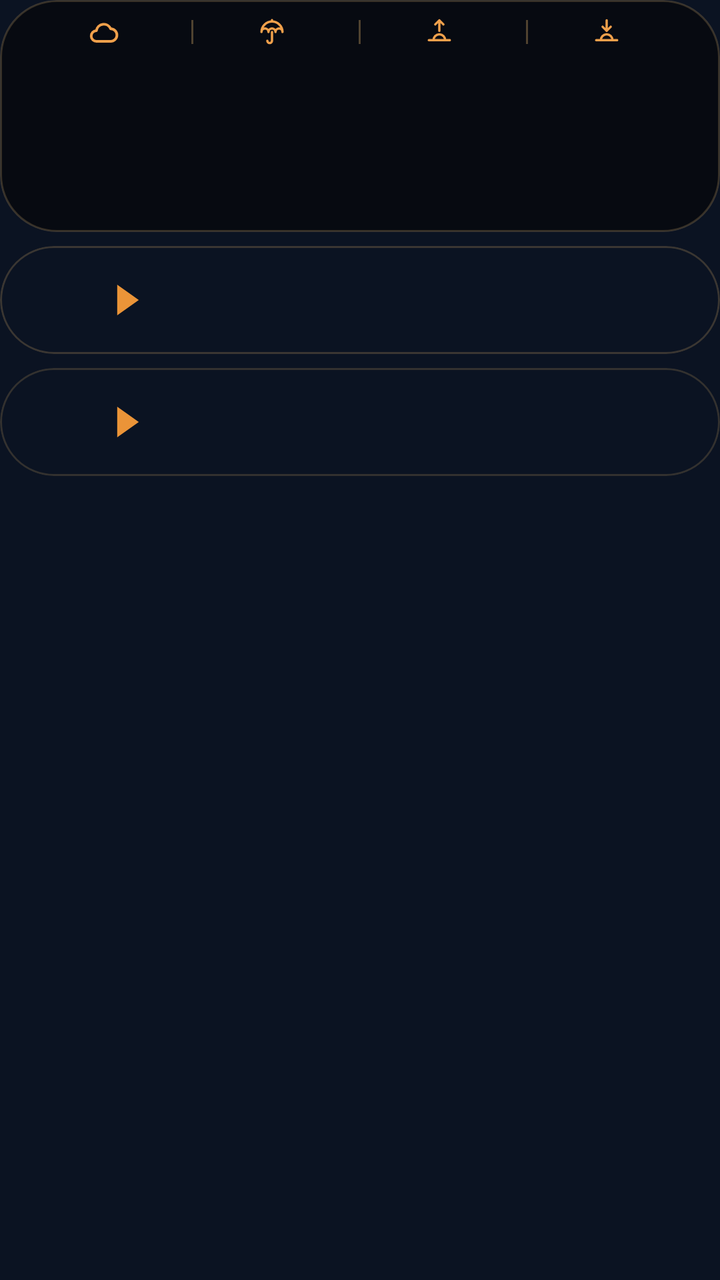
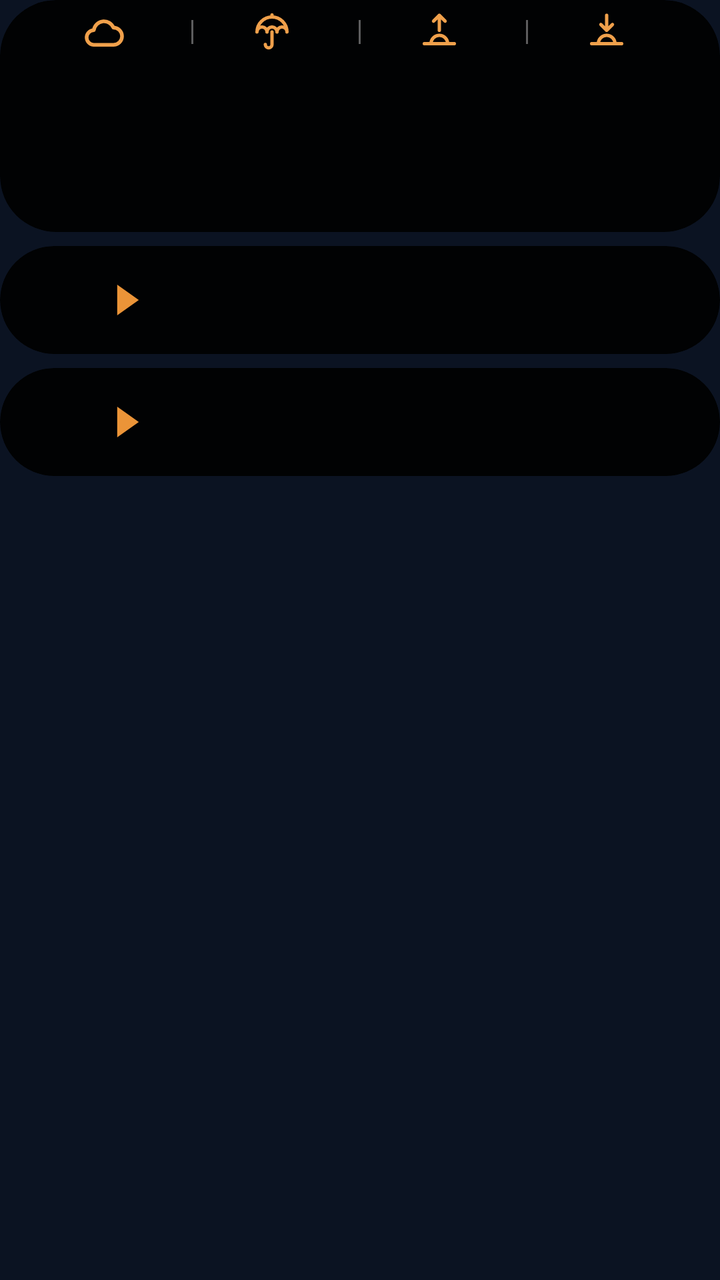

Before-and-after screenshots of an Android layout around one commit, followed by the original layout XML and the change that was made.
<!-- AndroidManifest.xml: application theme AppTheme -->
<!-- res/layout/widget_k2.xml -->
<?xml version="1.0" encoding="utf-8"?>
<FrameLayout
    xmlns:android="http://schemas.android.com/apk/res/android"
    android:id="@+id/root"
    android:layout_width="match_parent"
    android:layout_height="match_parent"
    android:padding="0dp">

    <LinearLayout
        android:layout_width="match_parent"
        android:layout_height="wrap_content"
        android:orientation="vertical">
        <LinearLayout
            android:layout_width="match_parent"
            android:layout_height="wrap_content"
            android:background="@drawable/cur_clocks"
            android:clipToOutline="true"
            android:orientation="vertical"
            android:padding="1dp">
        <FrameLayout
            android:layout_width="match_parent"
            android:layout_height="30dp">
            <ImageView
                android:id="@+id/hdr_bg"
                android:layout_width="match_parent"
                android:layout_height="match_parent"
                android:importantForAccessibility="no"
                android:scaleType="fitXY" />
            <LinearLayout
                android:layout_width="match_parent"
                android:layout_height="match_parent"
                android:orientation="horizontal"
                android:gravity="center"
                android:paddingStart="12dp"
                android:paddingEnd="12dp">
            <LinearLayout
                android:layout_width="0dp"
                android:layout_height="match_parent"
                android:layout_weight="1"
                android:gravity="center"
                android:orientation="horizontal">
                <ImageView
                    android:id="@+id/hdr_wx"
                    android:layout_width="16dp"
                    android:layout_height="16dp"
                    android:src="@drawable/wx_cloud"
                    android:scaleType="fitCenter" />
                <ImageView
                    android:id="@+id/hdr_temp"
                    android:layout_width="wrap_content"
                    android:layout_height="18dp"
                    android:adjustViewBounds="true"
                    android:layout_marginStart="5dp"
                    android:scaleType="fitCenter" />
            </LinearLayout>
            <ImageView
                android:id="@+id/sep0"
                android:layout_width="1dp"
                android:layout_height="12dp"
                android:src="@drawable/cur_sep"
                android:scaleType="fitXY" />
            <LinearLayout
                android:layout_width="0dp"
                android:layout_height="match_parent"
                android:layout_weight="1"
                android:gravity="center"
                android:orientation="horizontal">
                <ImageView
                    android:id="@+id/ic0"
                    android:layout_width="14dp"
                    android:layout_height="14dp"
                    android:src="@drawable/ic_umbrella"
                    android:scaleType="fitCenter" />
                <ImageView
                    android:id="@+id/hdr_rain"
                    android:layout_width="wrap_content"
                    android:layout_height="18dp"
                    android:adjustViewBounds="true"
                    android:layout_marginStart="4dp"
                    android:scaleType="fitCenter" />
            </LinearLayout>
            <ImageView
                android:id="@+id/sep1"
                android:layout_width="1dp"
                android:layout_height="12dp"
                android:src="@drawable/cur_sep"
                android:scaleType="fitXY" />
            <LinearLayout
                android:layout_width="0dp"
                android:layout_height="match_parent"
                android:layout_weight="1"
                android:gravity="center"
                android:orientation="horizontal">
                <ImageView
                    android:id="@+id/ic1"
                    android:layout_width="14dp"
                    android:layout_height="14dp"
                    android:src="@drawable/ic_sunrise"
                    android:scaleType="fitCenter" />
                <ImageView
                    android:id="@+id/hdr_rise"
                    android:layout_width="wrap_content"
                    android:layout_height="18dp"
                    android:adjustViewBounds="true"
                    android:layout_marginStart="4dp"
                    android:scaleType="fitCenter" />
            </LinearLayout>
            <ImageView
                android:id="@+id/sep2"
                android:layout_width="1dp"
                android:layout_height="12dp"
                android:src="@drawable/cur_sep"
                android:scaleType="fitXY" />
            <LinearLayout
                android:layout_width="0dp"
                android:layout_height="match_parent"
                android:layout_weight="1"
                android:gravity="center"
                android:orientation="horizontal">
                <ImageView
                    android:id="@+id/ic2"
                    android:layout_width="14dp"
                    android:layout_height="14dp"
                    android:src="@drawable/ic_sunset"
                    android:scaleType="fitCenter" />
                <ImageView
                    android:id="@+id/hdr_set"
                    android:layout_width="wrap_content"
                    android:layout_height="18dp"
                    android:adjustViewBounds="true"
                    android:layout_marginStart="4dp"
                    android:scaleType="fitCenter" />
            </LinearLayout>
        </LinearLayout>
        </FrameLayout>
        <LinearLayout
            android:layout_width="match_parent"
            android:layout_height="84dp"
            android:orientation="horizontal"
            android:padding="0dp">
            <FrameLayout
                android:layout_width="0dp"
                android:layout_height="match_parent"
                android:layout_weight="1">
                <LinearLayout
                    android:layout_width="match_parent"
                    android:layout_height="match_parent"
                    android:orientation="horizontal">
                    <ImageView
                        android:id="@+id/clk_bg_0a"
                        android:layout_width="28dp"
                        android:layout_height="match_parent"
                        android:scaleType="fitXY" />
                    <ImageView
                        android:id="@+id/clk_bg_0"
                        android:layout_width="0dp"
                        android:layout_height="match_parent"
                        android:layout_weight="1"
                        android:scaleType="fitXY" />
                </LinearLayout>
                <LinearLayout
                    android:layout_width="match_parent"
                    android:layout_height="match_parent"
                    android:orientation="vertical"
                    android:gravity="center"
                    android:paddingBottom="5dp"
                    android:paddingStart="2dp"
                    android:paddingEnd="2dp">
                    <ImageView
                        android:id="@+id/clk_day_0"
                        android:layout_width="match_parent"
                        android:layout_height="16dp"
                        android:scaleType="fitCenter" />
                    <ImageView
                        android:id="@+id/clk_time_0"
                        android:layout_width="match_parent"
                        android:layout_height="30dp"
                        android:scaleType="fitCenter" />
                    <ImageView
                        android:id="@+id/clk_city_0"
                        android:layout_width="match_parent"
                        android:layout_height="16dp"
                        android:layout_marginTop="-3dp"
                        android:scaleType="fitCenter" />
                </LinearLayout>
            </FrameLayout>
            <FrameLayout
                android:layout_width="0dp"
                android:layout_height="match_parent"
                android:layout_weight="1">
                <ImageView
                    android:id="@+id/clk_bg_1"
                    android:layout_width="match_parent"
                    android:layout_height="match_parent"
                    android:scaleType="fitXY" />
                <LinearLayout
                    android:layout_width="match_parent"
                    android:layout_height="match_parent"
                    android:orientation="vertical"
                    android:gravity="center"
                    android:paddingBottom="5dp"
                    android:paddingStart="2dp"
                    android:paddingEnd="2dp">
                    <ImageView
                        android:id="@+id/clk_day_1"
                        android:layout_width="match_parent"
                        android:layout_height="16dp"
                        android:scaleType="fitCenter" />
                    <ImageView
                        android:id="@+id/clk_time_1"
                        android:layout_width="match_parent"
                        android:layout_height="30dp"
                        android:scaleType="fitCenter" />
                    <ImageView
                        android:id="@+id/clk_city_1"
                        android:layout_width="match_parent"
                        android:layout_height="16dp"
                        android:layout_marginTop="-3dp"
                        android:scaleType="fitCenter" />
                </LinearLayout>
            </FrameLayout>
            <FrameLayout
                android:layout_width="0dp"
                android:layout_height="match_parent"
                android:layout_weight="1">
                <ImageView
                    android:id="@+id/clk_bg_2"
                    android:layout_width="match_parent"
                    android:layout_height="match_parent"
                    android:scaleType="fitXY" />
                <LinearLayout
                    android:layout_width="match_parent"
                    android:layout_height="match_parent"
                    android:orientation="vertical"
                    android:gravity="center"
                    android:paddingBottom="5dp"
                    android:paddingStart="2dp"
                    android:paddingEnd="2dp">
                    <ImageView
                        android:id="@+id/clk_day_2"
                        android:layout_width="match_parent"
                        android:layout_height="16dp"
                        android:scaleType="fitCenter" />
                    <ImageView
                        android:id="@+id/clk_time_2"
                        android:layout_width="match_parent"
                        android:layout_height="30dp"
                        android:scaleType="fitCenter" />
                    <ImageView
                        android:id="@+id/clk_city_2"
                        android:layout_width="match_parent"
                        android:layout_height="16dp"
                        android:layout_marginTop="-3dp"
                        android:scaleType="fitCenter" />
                </LinearLayout>
            </FrameLayout>
            <FrameLayout
                android:layout_width="0dp"
                android:layout_height="match_parent"
                android:layout_weight="1">
                <LinearLayout
                    android:layout_width="match_parent"
                    android:layout_height="match_parent"
                    android:orientation="horizontal">
                    <ImageView
                        android:id="@+id/clk_bg_3"
                        android:layout_width="0dp"
                        android:layout_height="match_parent"
                        android:layout_weight="1"
                        android:scaleType="fitXY" />
                    <ImageView
                        android:id="@+id/clk_bg_3a"
                        android:layout_width="28dp"
                        android:layout_height="match_parent"
                        android:scaleType="fitXY" />
                </LinearLayout>
                <LinearLayout
                    android:layout_width="match_parent"
                    android:layout_height="match_parent"
                    android:orientation="vertical"
                    android:gravity="center"
                    android:paddingBottom="5dp"
                    android:paddingStart="2dp"
                    android:paddingEnd="2dp">
                    <ImageView
                        android:id="@+id/clk_day_3"
                        android:layout_width="match_parent"
                        android:layout_height="16dp"
                        android:scaleType="fitCenter" />
                    <ImageView
                        android:id="@+id/clk_time_3"
                        android:layout_width="match_parent"
                        android:layout_height="30dp"
                        android:scaleType="fitCenter" />
                    <ImageView
                        android:id="@+id/clk_city_3"
                        android:layout_width="match_parent"
                        android:layout_height="16dp"
                        android:layout_marginTop="-3dp"
                        android:scaleType="fitCenter" />
                </LinearLayout>
            </FrameLayout>
        </LinearLayout>
        </LinearLayout>
        <FrameLayout
            android:id="@+id/row_0"
            android:layout_width="match_parent"
            android:layout_height="54dp"
            android:layout_marginTop="7dp"
            android:background="@drawable/cur_row_light"
            android:clipToOutline="true"
            android:foreground="?android:attr/selectableItemBackground">
            
            <ImageView
                android:id="@+id/trend_0"
                android:layout_width="match_parent"
                android:layout_height="match_parent"
                android:padding="1dp"
                android:scaleType="fitXY" />
            <LinearLayout
                android:layout_width="match_parent"
                android:layout_height="match_parent"
                android:orientation="horizontal"
                android:gravity="center_vertical"
                android:paddingStart="14dp"
                android:paddingEnd="24dp">
                <LinearLayout
                    android:layout_width="wrap_content"
                    android:layout_height="wrap_content"
                    android:orientation="horizontal"
                    android:gravity="center_vertical">
                    <ImageView
                        android:id="@+id/fl_a_0"
                        android:layout_width="30dp"
                        android:layout_height="30dp"
                        android:scaleType="fitCenter" />
                    <ImageView
                        android:id="@+id/code_a_0"
                        android:layout_width="wrap_content"
                        android:layout_height="22dp"
                        android:adjustViewBounds="true"
                        android:layout_marginStart="6dp"
                        android:scaleType="fitStart" />
                    <ImageView
                        android:id="@+id/arrow_0"
                        android:layout_width="12dp"
                        android:layout_height="16dp"
                        android:src="@drawable/cur_arrow"
                        android:layout_marginStart="8dp"
                        android:layout_marginEnd="10dp"
                        android:scaleType="fitCenter" />
                    <ImageView
                        android:id="@+id/fl_b_0"
                        android:layout_width="30dp"
                        android:layout_height="30dp"
                        android:scaleType="fitCenter" />
                    <ImageView
                        android:id="@+id/code_b_0"
                        android:layout_width="wrap_content"
                        android:layout_height="22dp"
                        android:adjustViewBounds="true"
                        android:layout_marginStart="6dp"
                        android:scaleType="fitStart" />
                </LinearLayout>
                <FrameLayout
                    android:layout_width="0dp"
                    android:layout_height="1dp"
                    android:layout_weight="1" />
                <LinearLayout
                    android:layout_width="wrap_content"
                    android:layout_height="wrap_content"
                    android:orientation="vertical"
                    android:layout_marginStart="6dp">
                    <LinearLayout
                        android:layout_width="wrap_content"
                        android:layout_height="16dp"
                        android:orientation="horizontal"
                        android:gravity="center_vertical">
                        <ImageView
                            android:id="@+id/mkt_val_0"
                            android:layout_width="52dp"
                            android:layout_height="12dp"
                            android:scaleType="fitEnd" />
                        <ImageView
                            android:id="@+id/mkt_lbl_0"
                            android:layout_width="42dp"
                            android:layout_height="11dp"
                            android:layout_marginStart="8dp"
                            android:scaleType="fitStart" />
                    </LinearLayout>
                    <LinearLayout
                        android:layout_width="wrap_content"
                        android:layout_height="16dp"
                        android:orientation="horizontal"
                        android:gravity="center_vertical"
                        android:layout_marginTop="2dp">
                        <ImageView
                            android:id="@+id/visa_val_0"
                            android:layout_width="52dp"
                            android:layout_height="12dp"
                            android:scaleType="fitEnd" />
                        <ImageView
                            android:id="@+id/visa_logo_0"
                            android:layout_width="42dp"
                            android:layout_height="16dp"
                            android:layout_marginStart="8dp"
                            android:scaleType="fitStart" />
                    </LinearLayout>
                </LinearLayout>
            </LinearLayout>
        </FrameLayout>
        <FrameLayout
            android:id="@+id/row_1"
            android:layout_width="match_parent"
            android:layout_height="54dp"
            android:layout_marginTop="7dp"
            android:background="@drawable/cur_row_dark"
            android:clipToOutline="true"
            android:foreground="?android:attr/selectableItemBackground">
            
            <ImageView
                android:id="@+id/trend_1"
                android:layout_width="match_parent"
                android:layout_height="match_parent"
                android:padding="1dp"
                android:scaleType="fitXY" />
            <LinearLayout
                android:layout_width="match_parent"
                android:layout_height="match_parent"
                android:orientation="horizontal"
                android:gravity="center_vertical"
                android:paddingStart="14dp"
                android:paddingEnd="24dp">
                <LinearLayout
                    android:layout_width="wrap_content"
                    android:layout_height="wrap_content"
                    android:orientation="horizontal"
                    android:gravity="center_vertical">
                    <ImageView
                        android:id="@+id/fl_a_1"
                        android:layout_width="30dp"
                        android:layout_height="30dp"
                        android:scaleType="fitCenter" />
                    <ImageView
                        android:id="@+id/code_a_1"
                        android:layout_width="wrap_content"
                        android:layout_height="22dp"
                        android:adjustViewBounds="true"
                        android:layout_marginStart="6dp"
                        android:scaleType="fitStart" />
                    <ImageView
                        android:id="@+id/arrow_1"
                        android:layout_width="12dp"
                        android:layout_height="16dp"
                        android:src="@drawable/cur_arrow"
                        android:layout_marginStart="8dp"
                        android:layout_marginEnd="10dp"
                        android:scaleType="fitCenter" />
                    <ImageView
                        android:id="@+id/fl_b_1"
                        android:layout_width="30dp"
                        android:layout_height="30dp"
                        android:scaleType="fitCenter" />
                    <ImageView
                        android:id="@+id/code_b_1"
                        android:layout_width="wrap_content"
                        android:layout_height="22dp"
                        android:adjustViewBounds="true"
                        android:layout_marginStart="6dp"
                        android:scaleType="fitStart" />
                </LinearLayout>
                <FrameLayout
                    android:layout_width="0dp"
                    android:layout_height="1dp"
                    android:layout_weight="1" />
                <LinearLayout
                    android:layout_width="wrap_content"
                    android:layout_height="wrap_content"
                    android:orientation="vertical"
                    android:layout_marginStart="6dp">
                    <LinearLayout
                        android:layout_width="wrap_content"
                        android:layout_height="16dp"
                        android:orientation="horizontal"
                        android:gravity="center_vertical">
                        <ImageView
                            android:id="@+id/mkt_val_1"
                            android:layout_width="52dp"
                            android:layout_height="12dp"
                            android:scaleType="fitEnd" />
                        <ImageView
                            android:id="@+id/mkt_lbl_1"
                            android:layout_width="42dp"
                            android:layout_height="11dp"
                            android:layout_marginStart="8dp"
                            android:scaleType="fitStart" />
                    </LinearLayout>
                    <LinearLayout
                        android:layout_width="wrap_content"
                        android:layout_height="16dp"
                        android:orientation="horizontal"
                        android:gravity="center_vertical"
                        android:layout_marginTop="2dp">
                        <ImageView
                            android:id="@+id/visa_val_1"
                            android:layout_width="52dp"
                            android:layout_height="12dp"
                            android:scaleType="fitEnd" />
                        <ImageView
                            android:id="@+id/visa_logo_1"
                            android:layout_width="42dp"
                            android:layout_height="16dp"
                            android:layout_marginStart="8dp"
                            android:scaleType="fitStart" />
                    </LinearLayout>
                </LinearLayout>
            </LinearLayout>
        </FrameLayout>
    </LinearLayout>
</FrameLayout>
<!-- resources referenced by this layout -->
<resources>
  <!-- drawable cur_arrow (drawable) -->
  <?xml version="1.0" encoding="utf-8"?>
  <vector xmlns:android="http://schemas.android.com/apk/res/android" android:width="20dp" android:height="26dp" android:viewportWidth="20" android:viewportHeight="26">
      <path android:fillColor="#FFEB9438" android:pathData="M1,0L1,26L19,13Z" />
  </vector>
  <!-- drawable cur_clocks (drawable) -->
  <?xml version="1.0" encoding="utf-8"?>
  <shape xmlns:android="http://schemas.android.com/apk/res/android" android:shape="rectangle">
      <solid android:color="#F0070A10" />
      <stroke android:width="1dp" android:color="#3DD2A867" />
      <corners android:radius="@dimen/widget_radius" />
  </shape>
  <!-- drawable cur_row_dark (drawable) -->
  <?xml version="1.0" encoding="utf-8"?>
  <shape xmlns:android="http://schemas.android.com/apk/res/android" android:shape="rectangle">
      <solid android:color="#00000000" />
      <stroke android:width="1dp" android:color="#33D2A867" />
      <corners android:radius="@dimen/widget_radius" />
  </shape>
  <!-- drawable cur_row_light (drawable) -->
  <?xml version="1.0" encoding="utf-8"?>
  <shape xmlns:android="http://schemas.android.com/apk/res/android" android:shape="rectangle">
      <solid android:color="#00000000" />
      <stroke android:width="1dp" android:color="#3DD2A867" />
      <corners android:radius="@dimen/widget_radius" />
  </shape>
  <!-- drawable cur_sep (drawable) -->
  <?xml version="1.0" encoding="utf-8"?>
  <shape xmlns:android="http://schemas.android.com/apk/res/android" android:shape="rectangle"><solid android:color="#5CD2A867" /></shape>
  <!-- drawable ic_sunrise (drawable) -->
  <?xml version="1.0" encoding="utf-8"?>
  <vector xmlns:android="http://schemas.android.com/apk/res/android" android:width="24dp" android:height="24dp" android:viewportWidth="24" android:viewportHeight="24">
      <path android:strokeColor="#FFF0A04B" android:strokeWidth="2" android:strokeLineCap="round" android:strokeLineJoin="round" android:fillColor="#00000000"
          android:pathData="M3,19L21,19M7,19A5,5 0,0 1,17 19M12,2L12,11M8.5,5.5L12,2L15.5,5.5" />
  </vector>
  <!-- drawable ic_sunset (drawable) -->
  <?xml version="1.0" encoding="utf-8"?>
  <vector xmlns:android="http://schemas.android.com/apk/res/android" android:width="24dp" android:height="24dp" android:viewportWidth="24" android:viewportHeight="24">
      <path android:strokeColor="#FFF0A04B" android:strokeWidth="2" android:strokeLineCap="round" android:strokeLineJoin="round" android:fillColor="#00000000"
          android:pathData="M3,19L21,19M7,19A5,5 0,0 1,17 19M12,2L12,11M8.5,7.5L12,11L15.5,7.5" />
  </vector>
  <!-- drawable wx_cloud (drawable) -->
  <?xml version="1.0" encoding="utf-8"?>
  <vector xmlns:android="http://schemas.android.com/apk/res/android" android:width="24dp" android:height="24dp" android:viewportWidth="24" android:viewportHeight="24">
      <path android:strokeColor="#FFF0A04B" android:strokeWidth="2" android:strokeLineCap="round" android:strokeLineJoin="round" android:fillColor="#00000000"
          android:pathData="M7,19A4,4 0,0 1,6.8 11A5.6,5.6 0,0 1,17.5 9.6A4.7,4.7 0,0 1,17.5 19Z" />
  </vector>
  <style name="AppTheme" parent="@android:style/Theme.DeviceDefault.NoActionBar">
          <item name="android:colorAccent">#DF8B35</item>
          <item name="android:colorControlActivated">#DF8B35</item>
          <item name="android:windowBackground">#0B1322</item>
          <item name="android:statusBarColor">#0E111A</item>
          <item name="android:navigationBarColor">#0B1322</item>
          <item name="android:textColorHint">#718096</item>
      </style>
  <dimen name="widget_radius">28dp</dimen>
  <!-- unchanged entries left out for length: 1 -->
</resources>

<!-- the commit's change to res/layout/widget_k2.xml (unified diff, before → after) -->
@@ -10,6 +10,9 @@
         android:layout_width="match_parent"
         android:layout_height="wrap_content"
         android:orientation="vertical">
+        <FrameLayout
+            android:layout_width="match_parent"
+            android:layout_height="wrap_content">
         <LinearLayout
             android:layout_width="match_parent"
             android:layout_height="wrap_content"
@@ -41,8 +44,9 @@
                 android:orientation="horizontal">
                 <ImageView
                     android:id="@+id/hdr_wx"
-                    android:layout_width="16dp"
-                    android:layout_height="16dp"
+                    android:layout_width="22dp"
+                    android:layout_height="22dp"
+                    android:layout_margin="-3dp"
                     android:src="@drawable/wx_cloud"
                     android:scaleType="fitCenter" />
                 <ImageView
@@ -67,8 +71,9 @@
                 android:orientation="horizontal">
                 <ImageView
                     android:id="@+id/ic0"
-                    android:layout_width="14dp"
-                    android:layout_height="14dp"
+                    android:layout_width="20dp"
+                    android:layout_height="20dp"
+                    android:layout_margin="-3dp"
                     android:src="@drawable/ic_umbrella"
                     android:scaleType="fitCenter" />
                 <ImageView
@@ -93,8 +98,9 @@
                 android:orientation="horizontal">
                 <ImageView
                     android:id="@+id/ic1"
-                    android:layout_width="14dp"
-                    android:layout_height="14dp"
+                    android:layout_width="20dp"
+                    android:layout_height="20dp"
+                    android:layout_margin="-3dp"
                     android:src="@drawable/ic_sunrise"
                     android:scaleType="fitCenter" />
                 <ImageView
@@ -119,8 +125,9 @@
                 android:orientation="horizontal">
                 <ImageView
                     android:id="@+id/ic2"
-                    android:layout_width="14dp"
-                    android:layout_height="14dp"
+                    android:layout_width="20dp"
+                    android:layout_height="20dp"
+                    android:layout_margin="-3dp"
                     android:src="@drawable/ic_sunset"
                     android:scaleType="fitCenter" />
                 <ImageView
@@ -302,6 +309,14 @@
             </FrameLayout>
         </LinearLayout>
         </LinearLayout>
+            
+            <ImageView
+                android:id="@+id/clk_rim"
+                android:layout_width="match_parent"
+                android:layout_height="match_parent"
+                android:importantForAccessibility="no"
+                android:scaleType="fitXY" />
+        </FrameLayout>
         <FrameLayout
             android:id="@+id/row_0"
             android:layout_width="match_parent"
@@ -315,7 +330,7 @@
                 android:id="@+id/trend_0"
                 android:layout_width="match_parent"
                 android:layout_height="match_parent"
-                android:padding="1dp"
+                android:padding="0dp"
                 android:scaleType="fitXY" />
             <LinearLayout
                 android:layout_width="match_parent"
@@ -422,7 +437,7 @@
                 android:id="@+id/trend_1"
                 android:layout_width="match_parent"
                 android:layout_height="match_parent"
-                android:padding="1dp"
+                android:padding="0dp"
                 android:scaleType="fitXY" />
             <LinearLayout
                 android:layout_width="match_parent"
<!-- resource entries referenced after the edit -->
@@ -8,27 +8,24 @@
   <!-- drawable cur_clocks (drawable) -->
   <?xml version="1.0" encoding="utf-8"?>
   <shape xmlns:android="http://schemas.android.com/apk/res/android" android:shape="rectangle">
-      <solid android:color="#F0070A10" />
-      <stroke android:width="1dp" android:color="#3DD2A867" />
+      <solid android:color="#FF010203" />
       <corners android:radius="@dimen/widget_radius" />
   </shape>
   <!-- drawable cur_row_dark (drawable) -->
   <?xml version="1.0" encoding="utf-8"?>
   <shape xmlns:android="http://schemas.android.com/apk/res/android" android:shape="rectangle">
-      <solid android:color="#00000000" />
-      <stroke android:width="1dp" android:color="#33D2A867" />
+      <solid android:color="#FF010203" />
       <corners android:radius="@dimen/widget_radius" />
   </shape>
   <!-- drawable cur_row_light (drawable) -->
   <?xml version="1.0" encoding="utf-8"?>
   <shape xmlns:android="http://schemas.android.com/apk/res/android" android:shape="rectangle">
-      <solid android:color="#00000000" />
-      <stroke android:width="1dp" android:color="#3DD2A867" />
+      <solid android:color="#FF010203" />
       <corners android:radius="@dimen/widget_radius" />
   </shape>
   <!-- drawable cur_sep (drawable) -->
   <?xml version="1.0" encoding="utf-8"?>
-  <shape xmlns:android="http://schemas.android.com/apk/res/android" android:shape="rectangle"><solid android:color="#5CD2A867" /></shape>
+  <shape xmlns:android="http://schemas.android.com/apk/res/android" android:shape="rectangle"><solid android:color="#5CFFFFFF" /></shape>
   <!-- drawable ic_sunrise (drawable) -->
   <?xml version="1.0" encoding="utf-8"?>
   <vector xmlns:android="http://schemas.android.com/apk/res/android" android:width="24dp" android:height="24dp" android:viewportWidth="24" android:viewportHeight="24">
